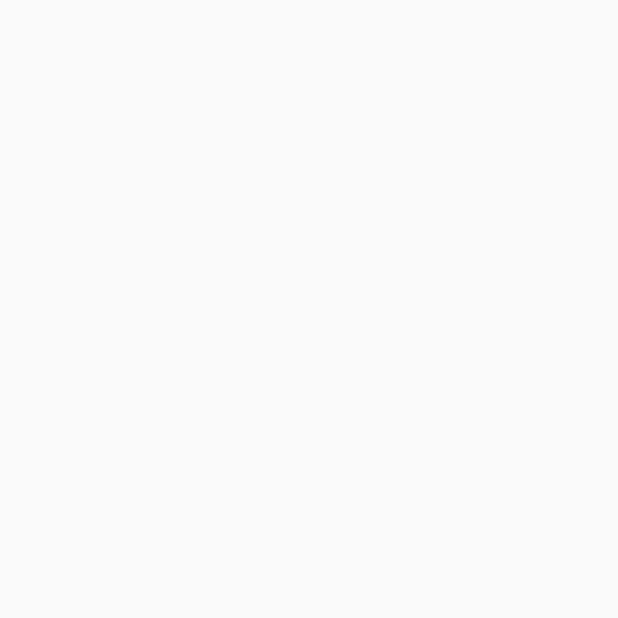
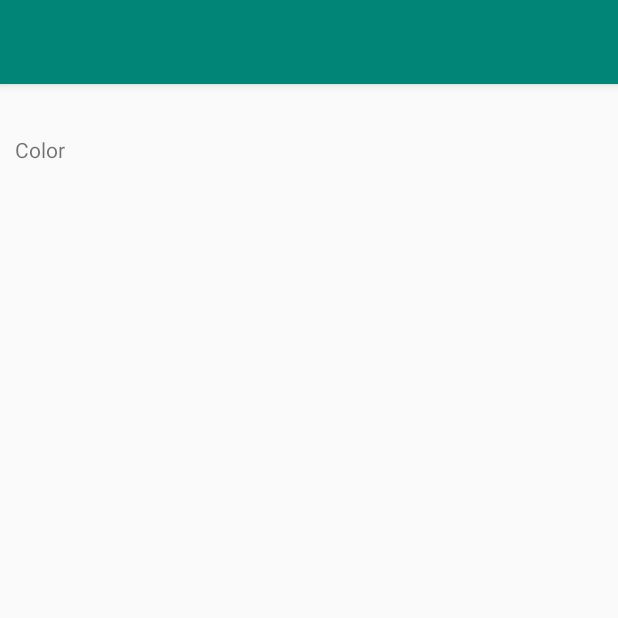
Before and after one commit to deepakbachulkar/HeadyTest, an Android app: the ProductDetailsActivity screen opened directly, with no data from a screen before it, on a phone screen of 412 x 824 dp, the top half of it. Before the commit the part shown is empty. Run offline under Robolectric (Android 15) with nearby library versions, the phone set to English and light mode, and no system bars; our stand-ins replace data binding; 1 statement that could not run was skipped.

Commit message:
Product detail screen

```diff
--- a/app/build.gradle
+++ b/app/build.gradle
@@ -20,6 +20,9 @@ android {
             proguardFiles getDefaultProguardFile('proguard-android-optimize.txt'), 'proguard-rules.pro'
         }
     }
+    dataBinding {
+        enabled = true
+    }
 }
 
 dependencies {
--- a/app/src/main/AndroidManifest.xml
+++ b/app/src/main/AndroidManifest.xml
@@ -27,7 +27,7 @@
         </activity>
         <activity
                 android:name=".activity.ProductDetailsActivity"
-                android:label="@string/products"
+                android:label="@string/product_details"
                 android:theme="@style/AppTheme.NoActionBar">
         </activity>
     </application>
--- a/app/src/main/java/com/deepak/headytest/activity/ProductDetailsActivity.kt
+++ b/app/src/main/java/com/deepak/headytest/activity/ProductDetailsActivity.kt
@@ -1,5 +1,8 @@
 package com.deepak.headytest.activity
 
+import android.content.Intent
+import android.databinding.DataBindingUtil
+import android.databinding.ViewDataBinding
 import android.os.Bundle
 import android.support.v4.content.ContextCompat
 import android.support.v7.app.AppCompatActivity;
@@ -11,7 +14,9 @@ import android.view.MenuItem
 import android.view.View
 import android.widget.ProgressBar
 import com.deepak.headytest.R
+import com.deepak.headytest.Utils.Constants
 import com.deepak.headytest.adapter.ProductsAdapter
+import com.deepak.headytest.databinding.ActivityProductDetailsBinding
 import com.deepak.headytest.model.ProductsVO
 
 import kotlinx.android.synthetic.main.activity_main.*
@@ -19,23 +24,32 @@ import kotlin.collections.ArrayList
 
 class ProductDetailsActivity : AppCompatActivity()
 {
-    private var products = ProductsVO()
-    private lateinit var rcvProducts:RecyclerView
-    private lateinit var progressBar: ProgressBar
+    lateinit var bindingLayout: ActivityProductDetailsBinding
+    private var product = ProductsVO()
+    private lateinit var rcvVarient:RecyclerView
 
     override fun onCreate(savedInstanceState: Bundle?) {
         super.onCreate(savedInstanceState)
         setContentView(R.layout.activity_product_details)
         setSupportActionBar(toolbar)
+
         init()
     }
 
     fun init(){
+        bindingLayout = DataBindingUtil.setContentView<ViewDataBinding>(this, R.layout.activity_product_details) as ActivityProductDetailsBinding
+
         if(intent.hasExtra("data")){
-            products = intent.getParcelableExtra("data")
+            product = intent.getParcelableExtra("data")
+            initValue()
         }
+        bindingLayout.tvName.text = product.name
     }
 
+    fun initValue()
+    {
+        this.title = product.name
+    }
     override fun onCreateOptionsMenu(menu: Menu): Boolean {
         // Inflate the menu; this adds items to the action bar if it is present.
 //        menuInflater.inflate(R.menu.menu_main, menu)
@@ -52,4 +66,17 @@ class ProductDetailsActivity : AppCompatActivity()
         }
     }
 
+//    private fun setRvAdapter()
+//    {
+//        // set up the RecyclerView
+//        bindingLayoutrcvVarients.layoutManager = LinearLayoutManager(this@ProductsActivity)
+//        val adapter = ProductsAdapter(this@ProductsActivity, resources.getString(R.string.rupees), isRanking, object :  ProductsAdapter.ICategory {
+//            override fun onItemClick(position: Int) {
+//                val intents = Intent(this@ProductsActivity, ProductDetailsActivity:: class.java)
+//                intents.putExtra(Constants.KEY_DATA, products.get(position))
+//                intents.putExtra(Constants.KEY_RANKING, isRanking)
+//                startActivity(intents)
+//            }}, products )
+//        rcvVarients.adapter = adapter
+//    }
 }
--- a/app/src/main/java/com/deepak/headytest/model/ProductsVO.kt
+++ b/app/src/main/java/com/deepak/headytest/model/ProductsVO.kt
@@ -7,7 +7,7 @@ import com.google.gson.annotations.SerializedName
 class ProductsVO : Parcelable
 {
     @SerializedName("id")
-    var id = 0
+    var id:Int = 0
 
     @SerializedName("name")
     var name = ""
@@ -21,7 +21,7 @@ class ProductsVO : Parcelable
     @SerializedName("tax")
     var taxs  = TaxVO()
 
-    var viewCount = 0
+    var count:Int = 0
 
     var category = ""
 
@@ -32,6 +32,7 @@ class ProductsVO : Parcelable
         name = parcel.readString()
         dateAdded = parcel.readString()
         variants = parcel.readArrayList(ProductsVO::class.java.classLoader) as ArrayList<VariantsVO>
+        count = parcel.readInt()
     }
 
     override fun writeToParcel(parcel: Parcel, flags: Int) {
@@ -39,6 +40,7 @@ class ProductsVO : Parcelable
         parcel.writeString(name)
         parcel.writeString(dateAdded)
         parcel.writeList(variants)
+        parcel.writeInt(count)
     }
 
     override fun describeContents(): Int {
--- a/app/src/main/res/layout/activity_main.xml
+++ b/app/src/main/res/layout/activity_main.xml
@@ -2,8 +2,7 @@
 <android.support.design.widget.CoordinatorLayout
         xmlns:android="http://schemas.android.com/apk/res/android"
         android:layout_width="match_parent"
-        android:layout_height="match_parent"
-        >
+        android:layout_height="match_parent">
     <android.support.design.widget.AppBarLayout
             android:layout_height="wrap_content"
             android:layout_width="match_parent"
--- a/app/src/main/res/layout/activity_product_details.xml
+++ b/app/src/main/res/layout/activity_product_details.xml
@@ -1,11 +1,44 @@
 <?xml version="1.0" encoding="utf-8"?>
-<RelativeLayout
-        xmlns:android="http://schemas.android.com/apk/res/android"
+<layout xmlns:tools="http://schemas.android.com/tools" xmlns:android="http://schemas.android.com/apk/res/android"
+        xmlns:app="http://schemas.android.com/apk/res-auto">
+
+    <android.support.design.widget.CoordinatorLayout
+            android:layout_width="match_parent"
+            android:layout_height="match_parent">
+    <android.support.design.widget.AppBarLayout
+            android:layout_height="wrap_content"
+            android:layout_width="match_parent"
+            android:theme="@style/AppTheme.AppBarOverlay">
+        <android.support.v7.widget.Toolbar
+                android:id="@+id/toolbar"
+                android:layout_width="match_parent"
+                android:layout_height="?attr/actionBarSize"
+                android:background="?attr/colorPrimary"/>
+    </android.support.design.widget.AppBarLayout>
+<android.support.constraint.ConstraintLayout
         android:layout_width="match_parent"
-        android:layout_height="match_parent">
+        android:layout_height="match_parent"
+        app:layout_behavior="@string/appbar_scrolling_view_behavior">
+    <TextView
+            android:layout_width="142dp"
+            android:layout_height="wrap_content"
+            android:id="@+id/textView" app:layout_constraintStart_toStartOf="parent"
+            app:layout_constraintTop_toTopOf="parent" android:layout_marginTop="24dp" android:padding="10dp"
+            android:text="@string/color"/>
+    <TextView
+            android:layout_width="125dp"
+            android:layout_height="wrap_content"
+            android:id="@+id/textView2"
+            app:layout_constraintStart_toEndOf="@+id/textView" app:layout_constraintEnd_toStartOf="@+id/textView3"
+            app:layout_constraintTop_toTopOf="parent" android:layout_marginTop="24dp" android:padding="10dp"
+            android:text="@string/Size"/>
+    <TextView
+            android:layout_width="120dp"
+            android:layout_height="wrap_content"
+            android:id="@+id/textView3" app:layout_constraintEnd_toEndOf="parent"
+            app:layout_constraintTop_toTopOf="parent" android:layout_marginTop="24dp"
+            app:layout_constraintStart_toEndOf="@+id/textView2" android:padding="10dp" android:text="@string/Price"/>
+</android.support.constraint.ConstraintLayout>
 
-    <TextView
-            android:id="@+id/tv_name"
-            android:layout_width="wrap_content"
-              android:layout_height="wrap_content" />
-</RelativeLayout>
+    </android.support.design.widget.CoordinatorLayout>
+</layout>
--- a/app/src/main/res/layout/content_main.xml
+++ b/app/src/main/res/layout/content_main.xml
@@ -16,6 +16,7 @@
             app:layout_constraintBottom_toBottomOf="parent"
             app:layout_constraintLeft_toLeftOf="parent"
             app:layout_constraintRight_toRightOf="parent"
+            android:visibility="gone"
             app:layout_constraintTop_toTopOf="parent"/>
 
     <android.support.v7.widget.RecyclerView
--- a/app/src/main/res/values/strings.xml
+++ b/app/src/main/res/values/strings.xml
@@ -1,7 +1,12 @@
 <resources>
     <string name="app_name">HeadyTest</string>
     <string name="action_settings">Settings</string>
-    <string name="categories">Category List</string>
+    <string name="categories">Categories</string>
     <string name="products">Products</string>
     <string name="rupees" translatable="false">\u20B9</string>
+    <string name="product_details">Product Details</string>
+    <string name="color">Color</string>
+    <string name="color">Color</string>
+    <string name="Size"/>
+    <string name="Price"/>
 </resources>
```
Also changed, not shown: app/src/main/java/com/deepak/headytest/Utils/Constants.kt (added, +11 -0 lines), app/src/main/java/com/deepak/headytest/activity/MainActivity.kt (+20 -22 lines), app/src/main/java/com/deepak/headytest/activity/ProductsActivity.kt (+24 -23 lines), app/src/main/java/com/deepak/headytest/adapter/ProductVarientAdapter.kt (added, +54 -0 lines), app/src/main/java/com/deepak/headytest/adapter/ProductsAdapter.kt (+7 -6 lines), app/src/main/res/layout/item_product_details.xml (added, +31 -0 lines).
